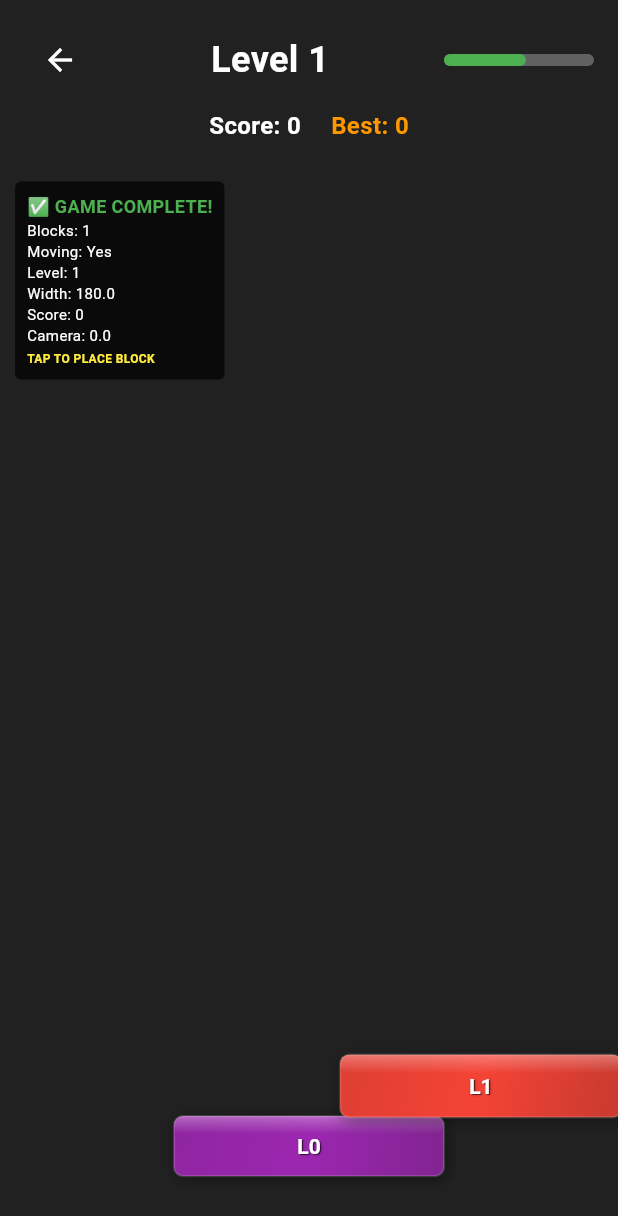
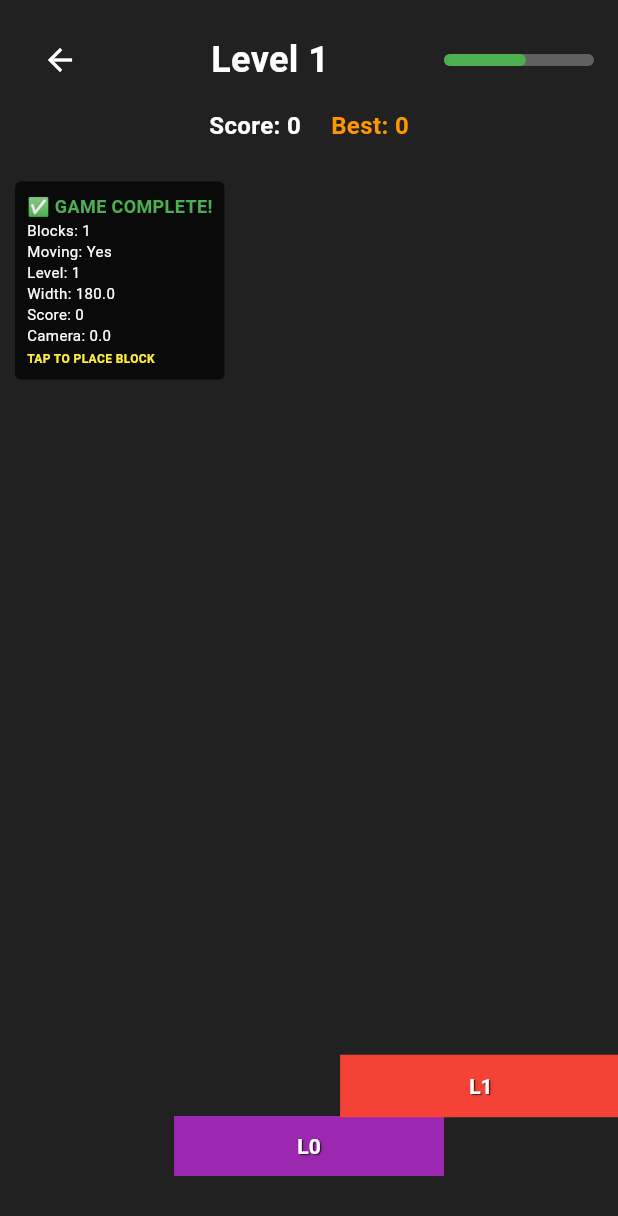
Before and after one commit to AbdennourAb/block-tower, a Flutter app: the screen it shows after launch, after a tap on "Start Game", on a phone screen of 412 x 824 dp. Shown: the top 1216 px of the screen. Run offline on Flutter 3.47's test engine with Material 3 defaults, Android fonts, the phone set to English and light mode, and no system bars.

Commit message:
Rectangular blocks (no rounded/shadows), invert camera offset, score=level

```diff
--- a/lib/main.dart
+++ b/lib/main.dart
@@ -175,79 +175,12 @@ class GamePainter extends CustomPainter {
       return;
     }
 
-    // Create paint for the block
+    // Create solid fill paint and draw an exact rectangle (no rounding, no shadows)
     final paint = Paint()
       ..color = block.color
       ..style = PaintingStyle.fill;
 
-    // Draw enhanced shadow with gradient effect (optimized for performance)
-    final shadowOffset = 3.0;
-    final shadowBlur = 6.0;
-
-    // Reduce shadow layers for very small blocks to improve performance
-    final shadowLayers = block.width < 30 ? 1 : (block.width < 60 ? 2 : 3);
-
-    // Multiple shadow layers for depth
-    for (int i = 0; i < shadowLayers; i++) {
-      final offset = shadowOffset * (i + 1) / shadowLayers;
-      final opacity = 0.2 - (i * 0.05);
-      final shadowRect = rect.translate(offset, offset);
-      final shadowPaint = Paint()
-        ..color = Colors.black.withOpacity(opacity)
-        ..maskFilter = MaskFilter.blur(BlurStyle.normal, shadowBlur - i);
-
-      canvas.drawRRect(
-        RRect.fromRectAndRadius(shadowRect, const Radius.circular(6)),
-        shadowPaint,
-      );
-    }
-
-    // Create gradient paint for the main block
-    final gradientPaint = Paint()
-      ..shader = LinearGradient(
-        begin: Alignment.topLeft,
-        end: Alignment.bottomRight,
-        colors: [
-          block.color.withOpacity(0.9),
-          block.color,
-          block.color.withOpacity(0.8),
-        ],
-        stops: const [0.0, 0.5, 1.0],
-      ).createShader(rect);
-
-    // Draw the main block with gradient
-    canvas.drawRRect(
-      RRect.fromRectAndRadius(rect, const Radius.circular(6)),
-      gradientPaint,
-    );
-
-    // Draw highlight on top edge
-    final highlightRect = Rect.fromLTWH(rect.left, rect.top, rect.width, rect.height * 0.3);
-    final highlightPaint = Paint()
-      ..shader = LinearGradient(
-        begin: Alignment.topCenter,
-        end: Alignment.bottomCenter,
-        colors: [
-          Colors.white.withOpacity(0.3),
-          Colors.white.withOpacity(0.0),
-        ],
-      ).createShader(highlightRect);
-
-    canvas.drawRRect(
-      RRect.fromRectAndRadius(highlightRect, const Radius.circular(6)),
-      highlightPaint,
-    );
-
-    // Draw subtle outline
-    final outlinePaint = Paint()
-      ..color = Colors.white.withOpacity(0.15)
-      ..style = PaintingStyle.stroke
-      ..strokeWidth = 1.5;
-
-    canvas.drawRRect(
-      RRect.fromRectAndRadius(rect, const Radius.circular(6)),
-      outlinePaint,
-    );
+    canvas.drawRect(rect, paint);
 
     // Draw level text on block with better styling
     if (block.width > 50) { // Only show text if block is wide enough
@@ -615,21 +548,19 @@ class _GameScreenState extends State<GameScreen> with TickerProviderStateMixin {
       return;
     }
 
-    // Calculate score for this placement
-    final previousBlock = gameState.placedBlocks.isNotEmpty ? gameState.placedBlocks.last : null;
-    final blockScore = gameState.calculateBlockScore(trimmedBlock, previousBlock);
-    final newScore = gameState.score + blockScore;
+    // Advance level and set score equal to current tower level
+    final newLevel = gameState.currentLevel + 1;
+    final newScore = newLevel;
     final newBestScore = newScore > gameState.bestScore ? newScore : gameState.bestScore;
 
     // Calculate camera offset for levels 9+ (as per game brief)
-    final newLevel = gameState.currentLevel + 1;
     double newCameraOffset = gameState.cameraOffsetY;
 
     if (newLevel >= GameState.cameraActivationLevel) {
       // Move camera down by exactly one block height per level after level 8
-      // This keeps the current action centered as per the brief
+      // Positive offset pushes rendering downward on screen
       final levelsAboveEight = newLevel - (GameState.cameraActivationLevel - 1);
-      newCameraOffset = -levelsAboveEight * GameState.blockHeight;
+      newCameraOffset = levelsAboveEight * GameState.blockHeight;
     }
 
     setState(() {
```
Also changed, not shown: 1 other file.
